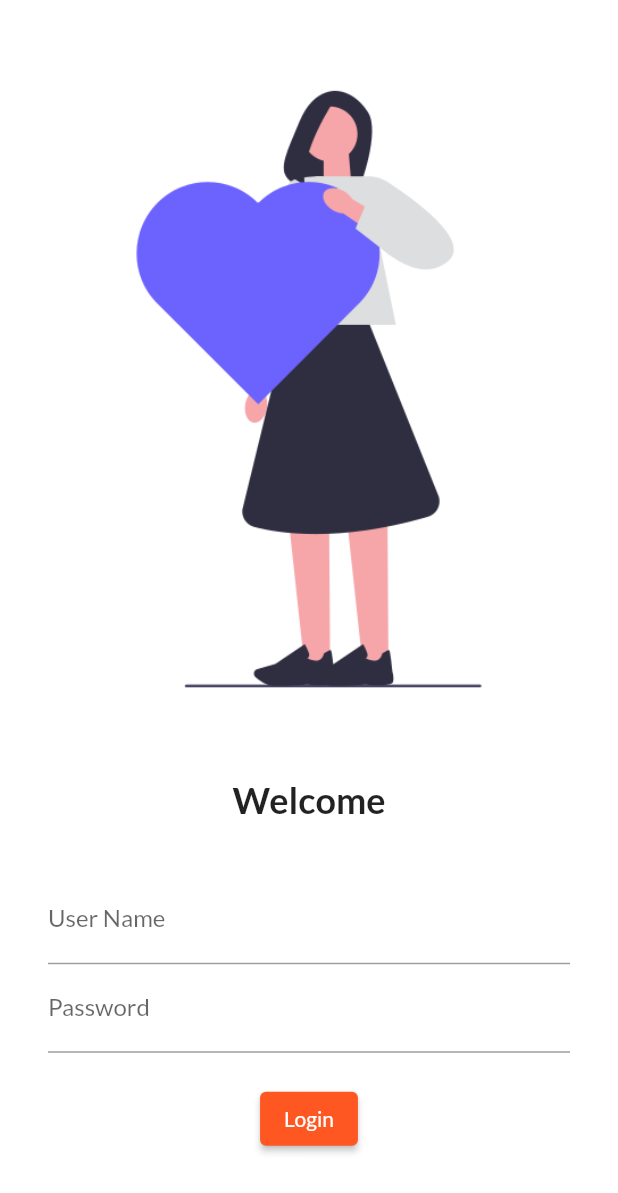
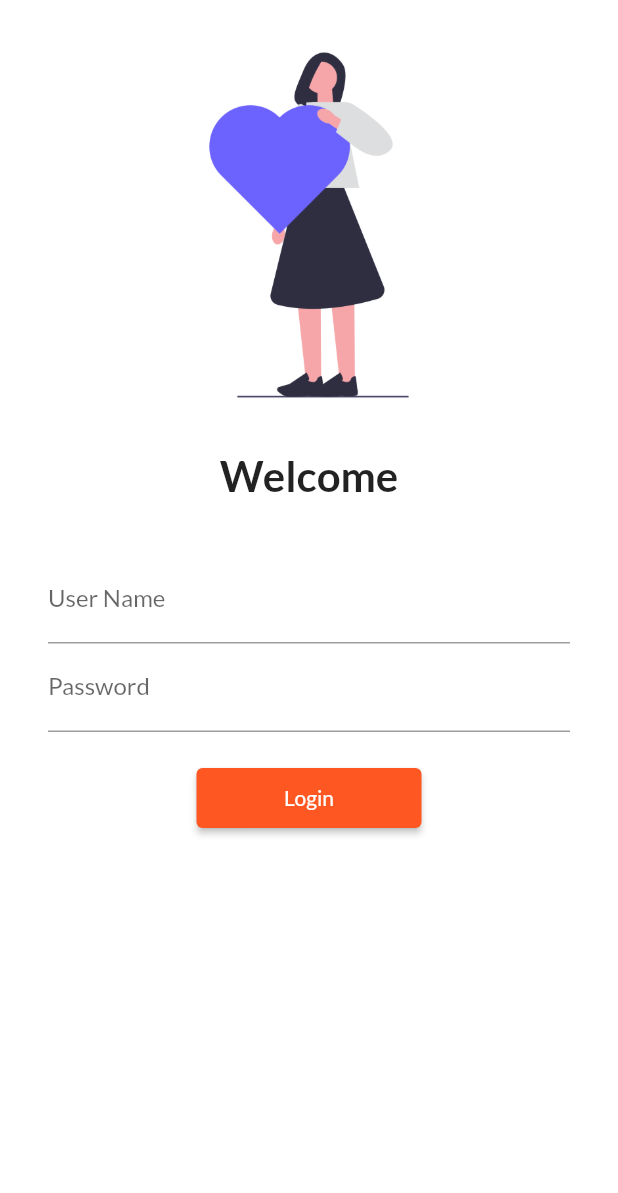
Before and after one commit to HarryP007/Final-year-Project, a Flutter app: the screen it shows after launch, on a phone screen of 412 x 824 dp. Shown: the top 1193 px of the screen. Run offline on Flutter 3.47's test engine with Material 2 defaults, Android fonts, the phone set to English and light mode, and no system bars; our stand-ins replace google_fonts.

Commit message:
completed day 5

```diff
--- a/lib/main.dart
+++ b/lib/main.dart
@@ -1,5 +1,6 @@
 import 'package:flutter/material.dart';
 import 'package:flutter_application_2/pages/login_page.dart';
+import 'package:flutter_application_2/utils/routes.dart';
 import 'package:google_fonts/google_fonts.dart';
 import 'pages/home_page.dart';
 
@@ -25,7 +26,8 @@ class MyApp extends StatelessWidget {
       ),
       routes: {
         "/":(context) => LoginPage(),
-        "home":(context) => HomePage(),
+        MyRoutes.homeRoutes:(context) => HomePage(),
+        MyRoutes.loginRoute:(context) => LoginPage(),
       },
     );
   }
--- a/lib/pages/login_page.dart
+++ b/lib/pages/login_page.dart
@@ -1,6 +1,7 @@
 import 'dart:convert';
 
 import 'package:flutter/material.dart';
+import 'package:flutter_application_2/utils/routes.dart';
 
 class LoginPage extends StatelessWidget {
 
@@ -12,13 +13,16 @@ class LoginPage extends StatelessWidget {
     return Material(
       color: Colors.white,
 
+      child: SingleChildScrollView(
       child: Column(
         children: [
           Image.asset("assets/undraw_Love_it_uipc.png",
-          fit:BoxFit.cover),
+          fit:BoxFit.cover,
+          height: 300,
+          ),
            const Text("Welcome",
            style: TextStyle(
-            fontSize: 24,
+            fontSize: 28,
             fontWeight: FontWeight.bold,
             )
            ),
@@ -42,15 +46,17 @@ class LoginPage extends StatelessWidget {
                 labelText: "Password",
               ),
              ),
-             const SizedBox(
+             SizedBox(
               height: 20.0,
              ),
              ElevatedButton(
              child: Text("Login"),
-             style: TextButton.styleFrom(),
+             style: TextButton.styleFrom(
+              minimumSize: Size(150,40),
+             ),
              onPressed:()
              {
-              print("Chadan Dani");
+              Navigator.pushNamed(context, MyRoutes.homeRoutes);
              },
              )
               ],
@@ -61,6 +67,7 @@ class LoginPage extends StatelessWidget {
 
         ],
       ),
+      )
     );
   }
 }
--- /dev/null
+++ b/lib/utils/routes.dart
@@ -0,0 +1,4 @@
+class MyRoutes{
+  static String loginRoute ="/login";
+  static String homeRoutes ="/home";
+}
```
